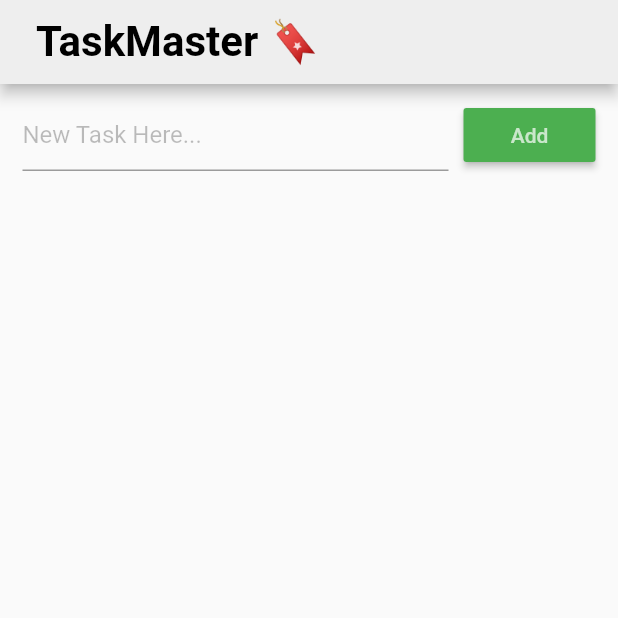
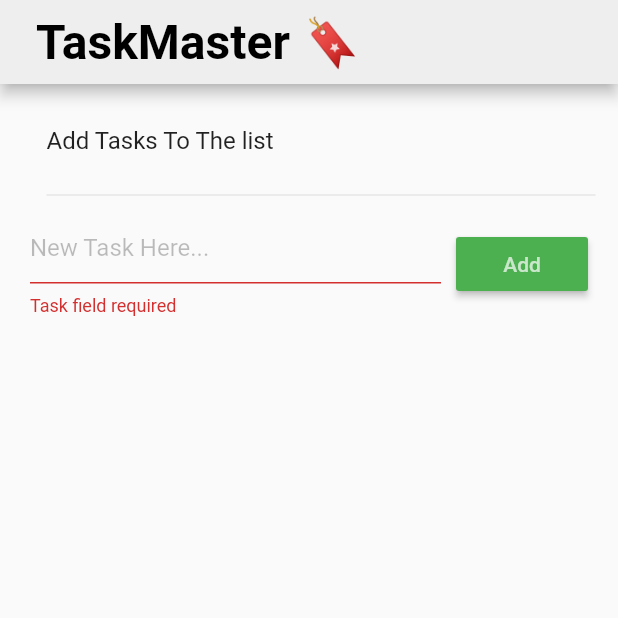
Before and after one commit to JPerez00/Taskmaster_flutter_app, a Flutter app: the screen it shows after launch, after a tap on "Add", on a phone screen of 412 x 824 dp, the top half of it. Run offline on Flutter 3.47's test engine with Material 2 defaults, Android fonts, the phone set to English and light mode, and no system bars.

Commit message:
Card view for list

```diff
--- a/lib/main.dart
+++ b/lib/main.dart
@@ -5,7 +5,7 @@ void main() {
 }
 
 class MyApp extends StatelessWidget {
-  // This widget is the root of your application.
+  // This widget is the root of the application.
   @override
   Widget build(BuildContext context) {
     return MaterialApp(
@@ -24,6 +24,9 @@ class MyHome extends StatefulWidget {
 }
 
 class MyHomeState extends State<MyHome> {
+  final TextEditingController taskController = TextEditingController();
+  final GlobalKey<FormState> _formKey = GlobalKey<FormState>();
+  List<String> _tasks = List();
   @override
   Widget build(BuildContext context) {
     return Scaffold(
@@ -33,7 +36,7 @@ class MyHomeState extends State<MyHome> {
           'TaskMaster 🔖',
           style: TextStyle(
             color: Colors.black,
-            fontSize: 28.0,
+            fontSize: 32.0,
             fontWeight: FontWeight.bold,
           ),
         ),
@@ -44,31 +47,66 @@ class MyHomeState extends State<MyHome> {
         padding: EdgeInsets.symmetric(horizontal: 15, vertical: 10),
         child: Column(
           children: <Widget>[
-            Form(
+            ListTile(
+              title: Text('Add Tasks To The list'),
+            ),
+            Divider(indent: 16),
+            Container(
+              margin: EdgeInsets.only(bottom: 20, top: 3, left: 5),
+              child: Form(
+                key: _formKey,
                 child: Row(
                   children: <Widget>[
                     Expanded(
                       child: TextFormField(
+                        controller: taskController,
                         decoration: InputDecoration(
                             hintText: 'New Task Here...',
                             hintStyle: TextStyle(
                               color: Colors.black26,
                             )),
                         keyboardType: TextInputType.text,
+                        validator: (value) {
+                          if (value.trim().isEmpty) {
+                            return 'Task field required';
+                          }
+                          return null;
+                        },
                       ),
                     ),
                     Container(
-                    margin: EdgeInsets.only(left: 10),
+                      margin: EdgeInsets.only(left: 10, right: 5),
                       child: RaisedButton(
                         child: Text('Add'),
                         onPressed: () {
-                        print('Clicked');
+                          debugPrint('Add button has been clicked');
+                          if (_formKey.currentState.validate()) {
+                            setState(() {
+                              _tasks.add(taskController.text);
+                            });
+                            taskController.clear();
+                          }
                         },
                         color: Colors.green,
                         textColor: Colors.white70,
                       ),
                     )
                   ],
+                ),
+              ),
+            ),
+            Expanded(
+              child: ListView.builder(
+                itemCount: _tasks.length,
+                itemBuilder: (context, index) {
+                  return Card(
+                    child: ListTile(
+                      title: Text(_tasks[index]),
+                      trailing:
+                          Icon(Icons.delete_rounded, color: Colors.red[200]),
+                    ),
+                  );
+                },
               ),
             )
           ],
```
Lines whose indentation alone changed are shown as unchanged.
